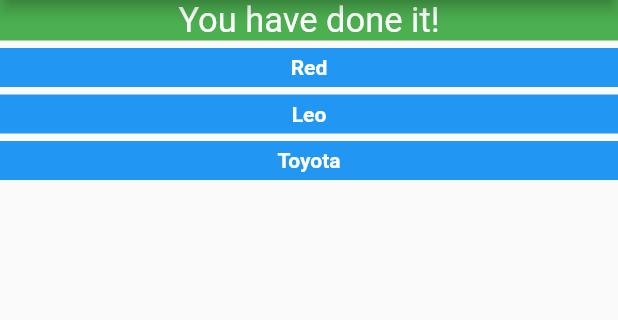
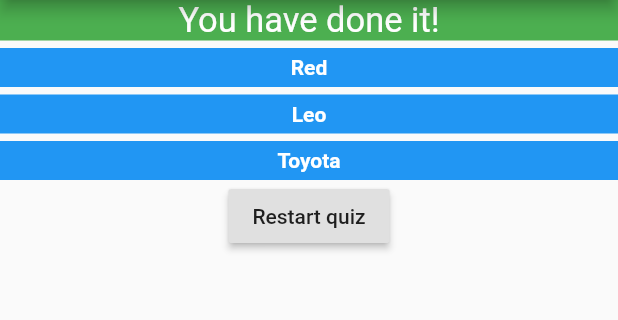
Before and after one commit to thasanhe/flutter, a Flutter app: the screen it shows after launch, after a tap on "Red", after a tap on "Leo", after a tap on "Toyota", on a phone screen of 412 x 824 dp, the part 84-404 px from its top. Run offline on Flutter 3.47's test engine with Material 2 defaults, Android fonts, the phone set to English and light mode, and no system bars.

Commit message:
Adding quiz restart feature

```diff
--- a/lib/my_app.dart
+++ b/lib/my_app.dart
@@ -16,6 +16,7 @@ class MyApp extends StatefulWidget {
 class _MyAppState extends State<MyApp> {
 
   var _questionIndex = 0;
+  bool _isReset = true;
 
   List<String> answers = [];
 
@@ -27,9 +28,19 @@ class _MyAppState extends State<MyApp> {
 
 
   void _answerQuestion(String name) {
+    _isReset = false;
     setState(() => _questionIndex = _questionIndex + 1);
     print("Answer is chosen : " + name);
     answers.add(name);
+  }
+
+  void _resetQuiz() {
+    _isReset = true;
+    setState(() {
+      _questionIndex = 0;
+      answers = [];
+    });
+    print ("Quiz reset");
   }
 
   @override
@@ -43,7 +54,7 @@ class _MyAppState extends State<MyApp> {
       appBar: AppBar(
         title: Text("My First App"),
       ),
-      body: _questionIndex < questions.length ? QuestionsWithAnswers(questions[_questionIndex], _answerQuestion) : FinalResult(answers) ,
+      body: _questionIndex < questions.length || _isReset ? QuestionsWithAnswers(questions[_questionIndex], _answerQuestion) : FinalResult(answers, _resetQuiz) ,
     );
   }
 }
--- a/lib/widgets/final_result.dart
+++ b/lib/widgets/final_result.dart
@@ -3,9 +3,10 @@ import 'package:flutter/material.dart';
 
 class FinalResult extends StatelessWidget{
 
-  List<String> answers;
+  final List<String> _answers;
+  final Function _resetQuiz;
 
-  FinalResult(this.answers);
+  FinalResult(this._answers, this._resetQuiz);
 
   @override
   Widget build(BuildContext context) {
@@ -14,10 +15,14 @@ class FinalResult extends StatelessWidget{
           child: Column(
             children : [
               Container(child : Text("You have done it!", style: TextStyle(fontSize: 23, color: Colors.white), textAlign: TextAlign.center,), width: double.infinity, color: Colors.green,),
-              ...answers.map((selection) => Container(
+              ..._answers.map((selection) => Container(
                 child : Text(selection, textAlign: TextAlign.center, style: TextStyle(fontWeight: FontWeight.bold, color: Colors.white),),
                 padding: EdgeInsets.all(5),
-                margin: EdgeInsets.only(top: 5),color: Colors.blue, width: double.infinity,)).toList()
+                margin: EdgeInsets.only(top: 5),color: Colors.blue, width: double.infinity,)).toList(),
+              RaisedButton(
+                child: Text("Restart quiz"),
+                onPressed: _resetQuiz,
+              ),
 
             ]
           )
```
